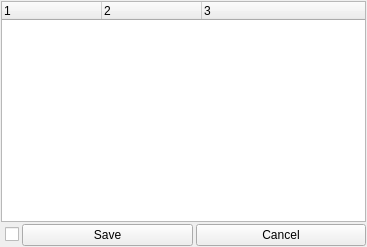
Qt form hBBr/Editor/DirtyAssetsManager.ui (hbbwang/HBBr) before a commit.
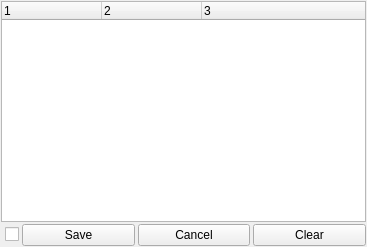
The same form after that commit.

Patch:
```diff
--- a/hBBr/Editor/DirtyAssetsManager.ui
+++ b/hBBr/Editor/DirtyAssetsManager.ui
@@ -52,7 +52,7 @@
     </widget>
    </item>
    <item>
-    <layout class="QHBoxLayout" name="horizontalLayout" stretch="0,1,1">
+    <layout class="QHBoxLayout" name="horizontalLayout" stretch="0,1,1,1">
      <property name="spacing">
       <number>3</number>
      </property>
@@ -80,6 +80,13 @@
        </property>
       </widget>
      </item>
+     <item>
+      <widget class="QPushButton" name="ClearButton">
+       <property name="text">
+        <string>Clear</string>
+       </property>
+      </widget>
+     </item>
     </layout>
    </item>
   </layout>
```
